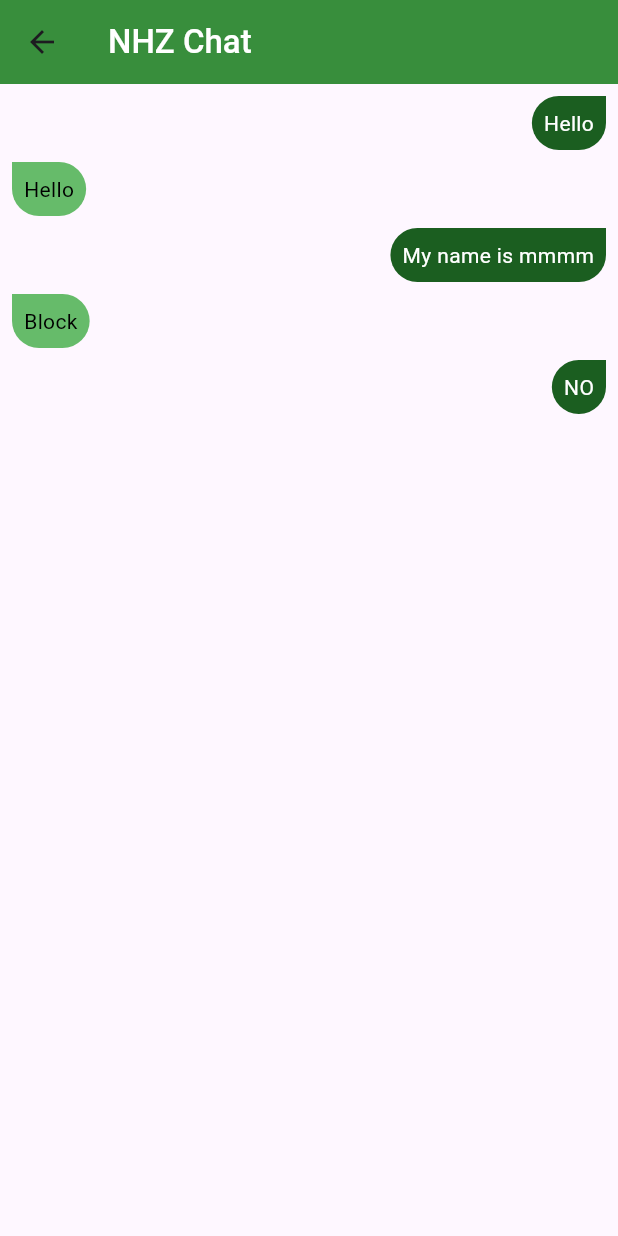
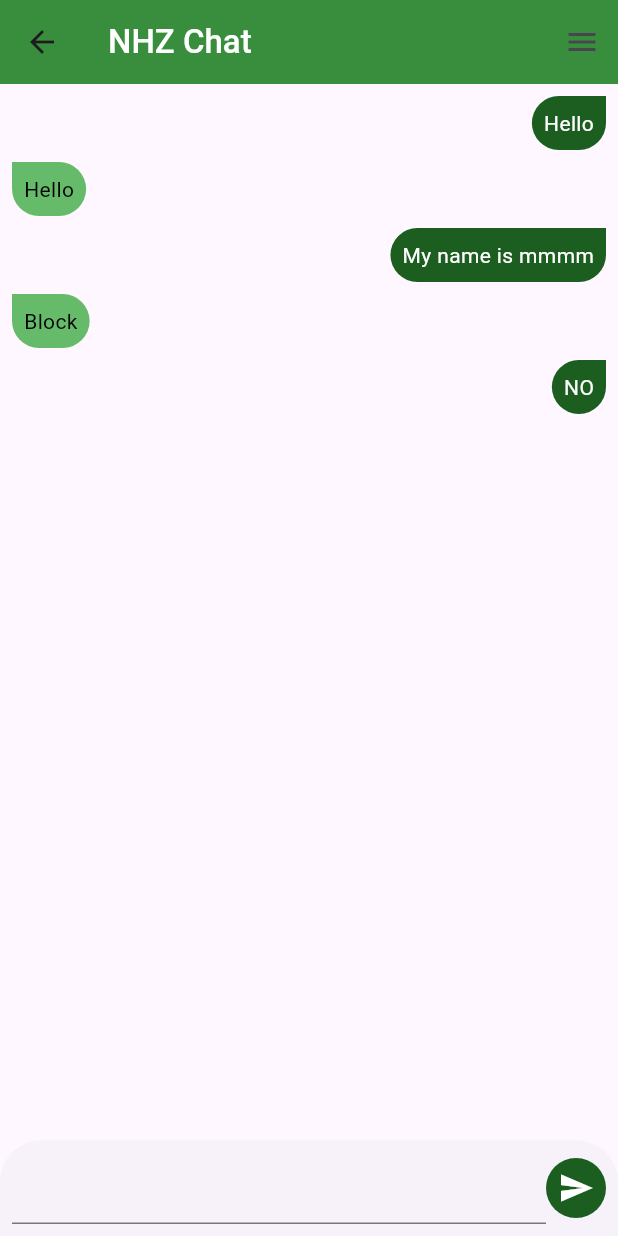
Before and after one commit to saefoclash1997/group_chat_nhz, a Flutter app: the ChatScreen screen opened directly, on a phone screen of 412 x 824 dp. Run offline on Flutter 3.47's test engine with Material 3 defaults, Android fonts, the light colour scheme and no system bars; our stand-ins replace animated_text_kit; missing offline and left inert: neon_widgets.

```diff
--- a/lib/screens/chat_screen.dart
+++ b/lib/screens/chat_screen.dart
@@ -4,11 +4,18 @@ import 'package:group_chat_nhz/constants.dart';
 class ChatScreen extends StatelessWidget {
   ChatScreen({super.key});
 
+
+
+  TextEditingController messageController = TextEditingController();
   List<String> messages = ["Hello", "Hello", "My name is mmmm", "Block", "NO"];
+
+
 
   @override
   Widget build(BuildContext context) {
     return Scaffold(
+      endDrawer: Drawer(
+      ),
       appBar: AppBar(
         backgroundColor: kDarkPrimary1,
         title: Text(
@@ -51,6 +58,48 @@ topRight: Radius.circular(20.0),
 
 
       ),
+      bottomSheet: Padding(
+        padding: const EdgeInsets.all(8.0),
+        child: Row(
+          children: [
+            Expanded(
+                child: TextField(
+                  controller: messageController,
+                  minLines: 1,
+                  maxLines: 5,
+
+                )),
+
+            Visibility(
+         //     visible: (messageController.text.trim() == null ||  messageController.text.trim().isEmpty) ? false : true,
+              child: InkWell(
+                borderRadius: BorderRadius.circular(360),
+                onTap: (){},
+                child: Container(
+                  constraints: BoxConstraints(
+                    maxHeight: 40,
+                    maxWidth: 40,
+                    minHeight: 40,
+                    minWidth: 40
+                  ),
+                    alignment: Alignment.center,
+                    width: 40, height: 40,
+                    decoration: BoxDecoration(
+                      color: kDarkPrimary2,
+                      borderRadius: BorderRadius.circular(360.0),
+
+                    ),
+
+                    child: Icon(Icons.send,
+                    color: Colors.white,
+
+                    )),
+              ),
+            )
+          ],
+        ),
+      ),
+
     );
   }
 }
```
Also changed, not shown: 4 other files.
